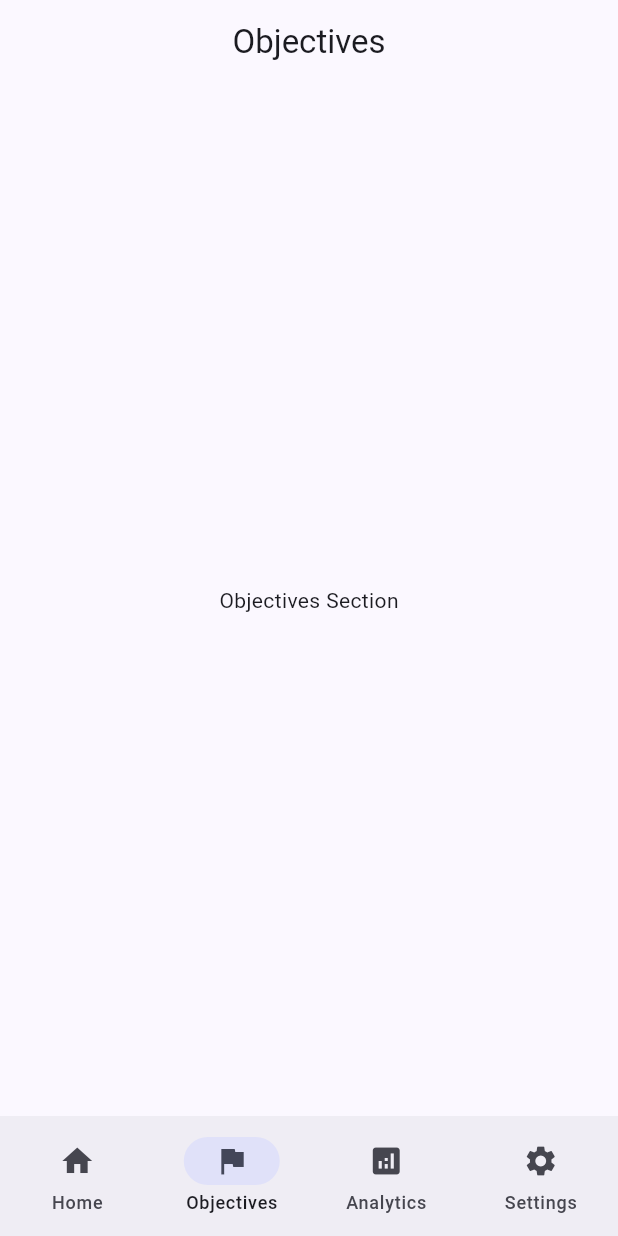
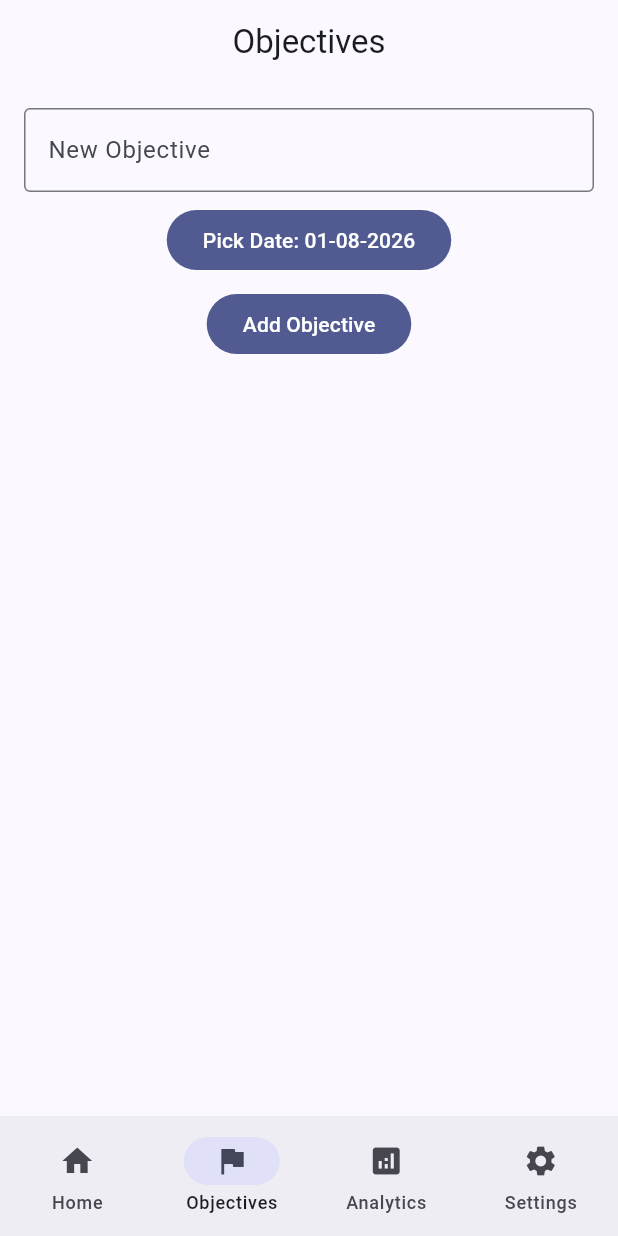
Before and after one commit to ronnierose88/social_media_limiter, a Flutter app: the screen it shows after launch, item 2 of the bottom bar chosen, on a phone screen of 412 x 824 dp. Run offline on Flutter 3.47's test engine with Material 3 defaults, Android fonts, the phone set to English and light mode, and no system bars.

Commit message:
Objective section inputs added on top of system

```diff
--- a/lib/main.dart
+++ b/lib/main.dart
@@ -58,10 +58,16 @@ class _MainPageState extends State<MainPage> {
 
   // Filters objectives into a list of objectives of the current date
   List<Map<String, dynamic>> get todayObjectives {
-    return objectives.where((objective) {
-      return objective['date'] == todayDate;
-    }).toList();
-  }
+    List<Map<String, dynamic>> today = [];
+
+    for (var objective in objectives) {
+      if (objective['date'] == todayDate) {
+        today.add(objective);
+      }
+    }
+
+  return today;
+}
 
   // Checks if all the objectives in the current date have been completed
   bool get allTodayObjectivesCompleted {
@@ -72,10 +78,14 @@ class _MainPageState extends State<MainPage> {
     }
 
     // True if all the objectives are completed. False if any of them are not completed
-    return todayObjectives.every((objective) {
-      return objective['completed'] == true;
-    });
-  }
+    for (var objective in todayObjectives) {
+      if (objective['completed'] == false) {
+        return false;
+      }
+    }
+
+    return true;
+      }
 
   // Adds a new objective to list with title, current date, and completed as false
   void addObjective(String title, String date) {
@@ -115,7 +125,7 @@ class _MainPageState extends State<MainPage> {
     // List of pages in the app
     final List<Widget> pages = [
       const HomeSection(),
-      const ObjectivesSection(),
+      ObjectivesSection(objectives: objectives, addObjective: addObjective, toggleObjectiveCompleted: toggleObjectiveCompleted, deleteObjective: deleteobjective),
       const AnalyticsSection(),
       const SettingsSection(),
     ];
@@ -161,14 +171,148 @@ class HomeSection extends StatelessWidget {
 }
 
 // Widget for objectives section
-class ObjectivesSection extends StatelessWidget {
-  const ObjectivesSection({super.key});
+class ObjectivesSection extends StatefulWidget {
+  // List of objectives, each containing title, date, and completed
+  final List<Map<String, dynamic>> objectives;
+
+  // Functions to add, toggle, and delete objectives
+  final Function(String, String) addObjective;
+  final Function(String) toggleObjectiveCompleted;
+  final Function(String) deleteObjective;
+
+  const ObjectivesSection({
+    super.key,
+    required this.objectives,
+    required this.addObjective,
+    required this.toggleObjectiveCompleted,
+    required this.deleteObjective,
+  });
 
   @override
-  Widget build(BuildContext context) {
-    return const Center(child: Text('Objectives Section'));
+  State<ObjectivesSection> createState() => _ObjectivesSectionState();
+}
+
+class _ObjectivesSectionState extends State<ObjectivesSection> {
+
+  // Controller for the text field where users input new objectives
+  final TextEditingController _objectiveController = TextEditingController();
+
+  // Stores the selected date
+  DateTime selectedDate = DateTime.now();
+
+  // Opens the date picker
+  Future<void> pickDate(BuildContext context) async {
+    final DateTime? picked = await showDatePicker(
+      context: context,
+      initialDate: selectedDate,
+      firstDate: DateTime.now(),
+      lastDate: DateTime.now().add(const Duration(days: 365))
+    );
+
+    // If a date is selected, save it
+    if (picked != null) {
+      setState(() {
+        selectedDate = picked;
+      });
+    }
   }
+
+  // Adds a new objective
+  void addObjective() {
+
+    // Gets the text from text field
+    String title = _objectiveController.text.trim();
+
+    // Does not add objective if title is empty
+    if (title.isEmpty) {
+      return;
+    }
+
+    // Formats the selected date
+    String date = DateFormat('dd-MM-yyyy').format(selectedDate);
+
+    // Calls the function to add the objective
+    widget.addObjective(title, date);
+  }
+
+@override
+Widget build(BuildContext context) {
+
+  return Padding(
+    padding: const EdgeInsets.all(16.0),
+
+    child: Column(
+      children: [
+
+        // Text field for inputting new objectives
+        TextField(
+          controller: _objectiveController,
+          decoration: const InputDecoration(
+            labelText: 'New Objective',
+            border: OutlineInputBorder(),
+          ),
+        ),
+        const SizedBox(height: 8.0),
+
+        // Button to pick a date for the new objective
+        FilledButton(
+          onPressed: () => pickDate(context),
+          child: Text(
+            'Pick Date: ${DateFormat('dd-MM-yyyy').format(selectedDate)}',
+          ),
+        ),
+        const SizedBox(height: 8.0),
+
+        // Button to add the new objective
+        FilledButton(
+          onPressed: addObjective,
+          child: const Text('Add Objective'),
+        ),
+        const SizedBox(height: 16.0),
+
+      // Displays the list of objectives
+      Expanded(
+          child: ListView.builder(
+            itemCount: widget.objectives.length,
+            itemBuilder: (context, index) {
+              final objective = widget.objectives[index];
+              return Card(
+                child: ListTile(
+
+                  // Objective title
+                  title: Text(objective['title']),
+
+                  // Date of the objective
+                  subtitle: Text('Date: ${objective['date']}'),
+
+                  // Checkbox to mark objective as completed
+                  leading: Checkbox(
+                    value: objective['completed'],
+                    onChanged: (value) {
+                      widget.toggleObjectiveCompleted(objective['title']);
+                    },
+                  ),
+
+
+                  // Delete button to remove the objective
+                  trailing: IconButton(
+                    icon: const Icon(Icons.delete),
+                    onPressed: () {
+                      widget.deleteObjective(objective['title']);
+                    },
+                  ),
+                ),
+              );
+            },
+          ),
+        ),
+      ],
+    ),
+  );
 }
+}
+
+// Widget for analytics section
 
 // Widget for analytics section
 class AnalyticsSection extends StatelessWidget {
```
Also changed, not shown: 1 other file.
